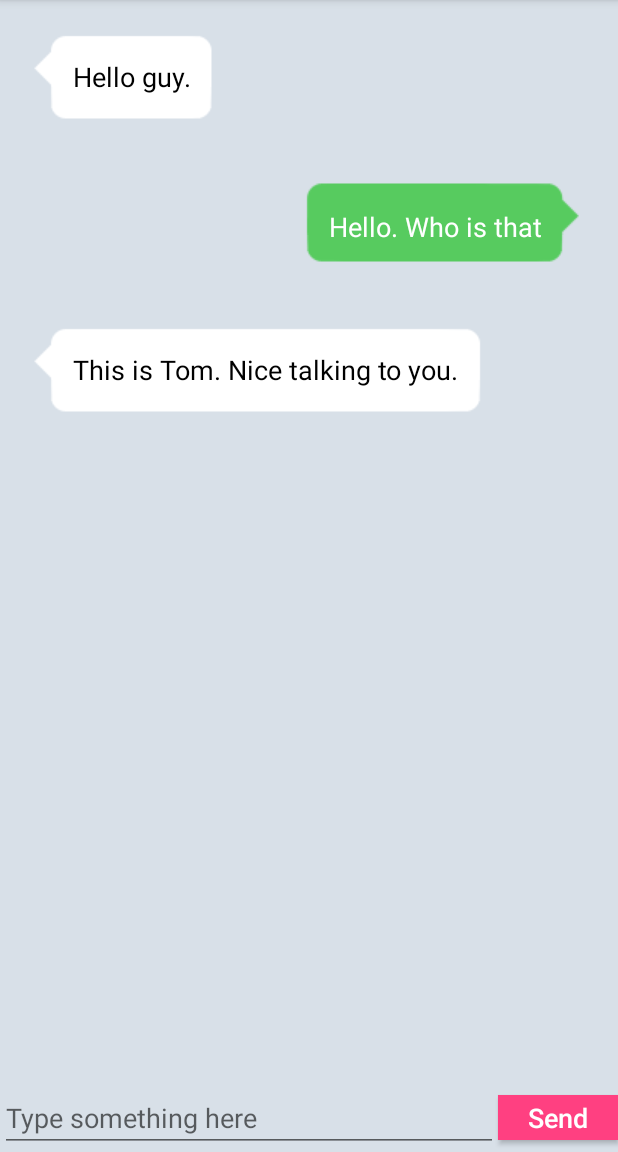
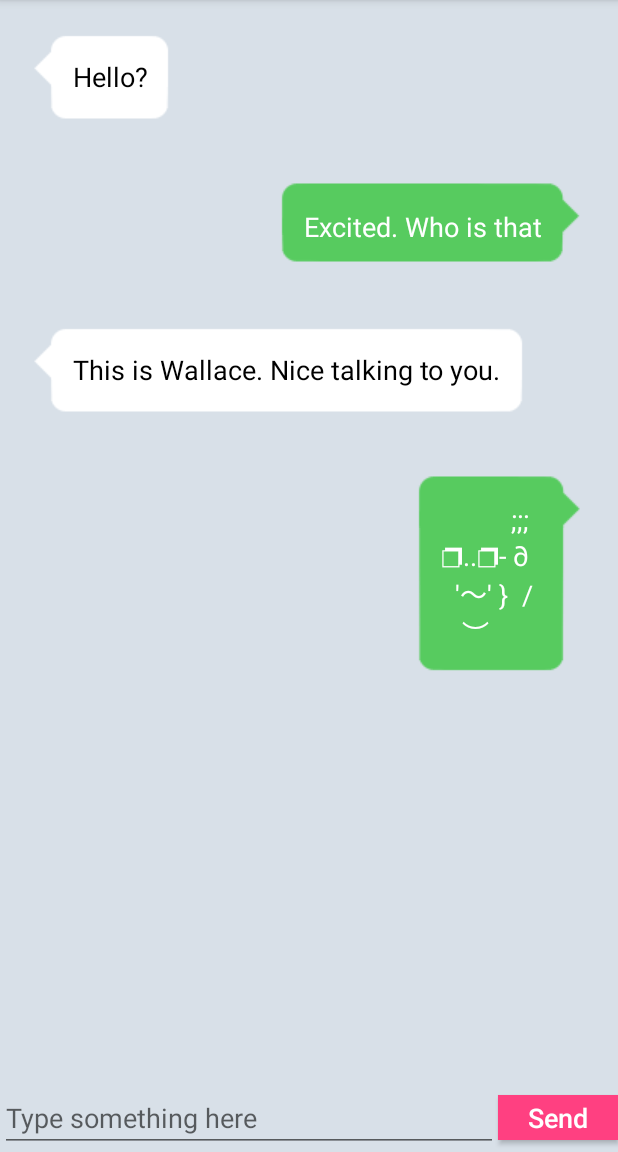
Before and after one commit to Shouduo/UIBestPractice, an Android app: the screen it shows after launch (MainActivity), on a phone screen of 412 x 824 dp, the part 84-1236 px from its top. Run offline under Robolectric (Android 15) with nearby library versions, the phone set to English and light mode, and no system bars.

Commit message:
Bug fixed. Add screen shot.

```diff
--- a/app/src/main/java/com/shouduo/uibestpractice/MainActivity.java
+++ b/app/src/main/java/com/shouduo/uibestpractice/MainActivity.java
@@ -48,11 +48,16 @@ public class MainActivity extends AppCompatActivity {
     }
 
     private void initMsg(){
-        Msg msg1 = new Msg("Hello guy.", Msg.TYPE_RECEIVED);
+        Msg msg1 = new Msg("Hello?", Msg.TYPE_RECEIVED);
         msgList.add(msg1);
-        Msg msg2 = new Msg("Hello. Who is that", Msg.TYPE_SENT);
+        Msg msg2 = new Msg("Excited. Who is that", Msg.TYPE_SENT);
         msgList.add(msg2);
-        Msg msg3 = new Msg("This is Tom. Nice talking to you.", Msg.TYPE_RECEIVED);
+        Msg msg3 = new Msg("This is Wallace. Nice talking to you.", Msg.TYPE_RECEIVED);
         msgList.add(msg3);
+        Msg msg4 = new Msg("          ;;;\n" +
+                "❐..❐- ∂  \n" +
+                "  '～' }  /\n" +
+                "   ︶ ", Msg.TYPE_SENT);
+        msgList.add(msg4);
     }
 }
```
Also changed, not shown: 1 other file.
